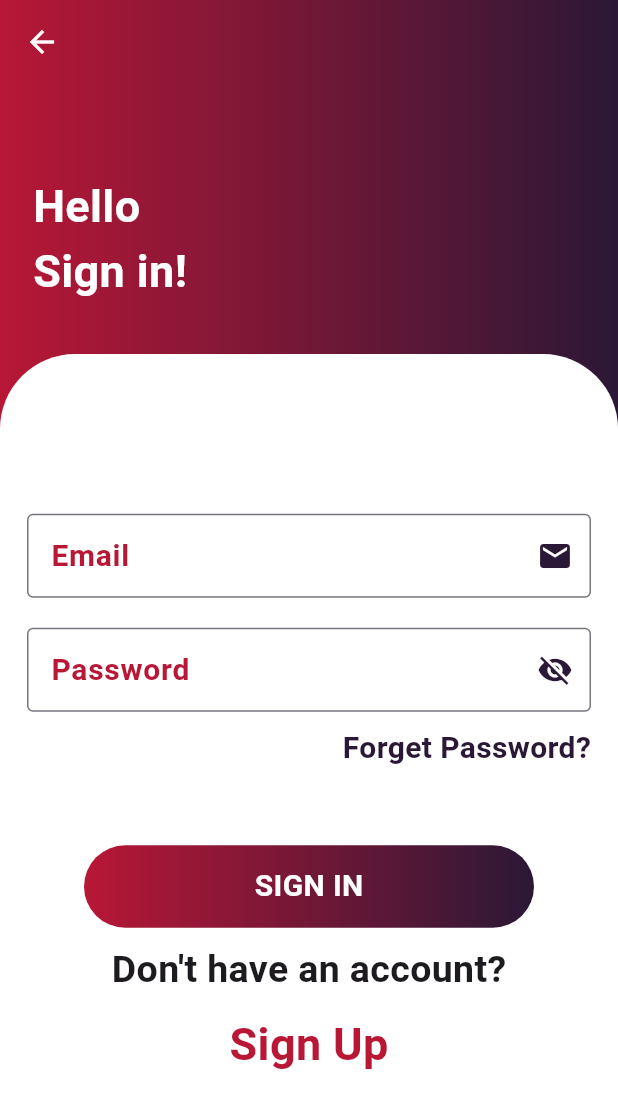
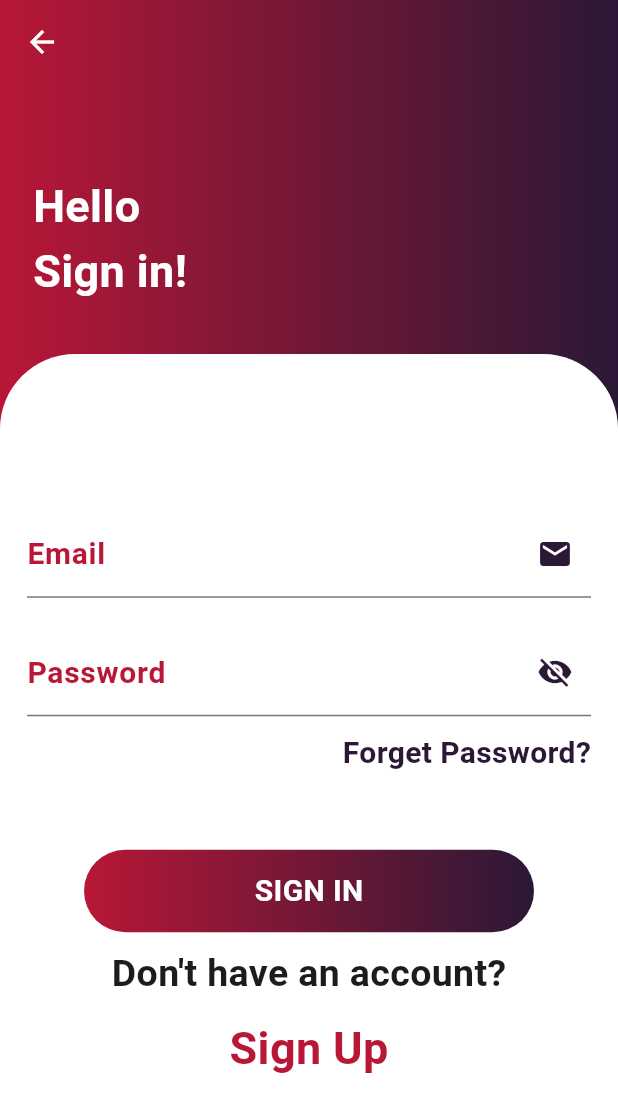
Before and after one commit to mai882002/store_supabase2, a Flutter app: the screen it shows after launch, after a tap on "SIGN IN", on a phone screen of 412 x 824 dp. Shown: the top 1112 px of the screen. Run offline on Flutter 3.47's test engine with Material 3 defaults, Android fonts, the light colour scheme and no system bars; our stand-ins replace image_picker, supabase_flutter; accounts and stored records are empty; network calls fail.

Commit message:
3 commit

```diff
--- a/lib/screens/signInPage.dart
+++ b/lib/screens/signInPage.dart
@@ -125,7 +125,6 @@ class _SignInState extends State<SignIn> {
                             fontWeight: FontWeight.bold,
                             color: Color(0xffB81736),
                           ),
-                          border: OutlineInputBorder(),
                         ),
                         validator: (value) {
                           if (value == null || value.isEmpty) {
@@ -146,7 +145,6 @@ class _SignInState extends State<SignIn> {
                             fontWeight: FontWeight.bold,
                             color: Color(0xffB81736),
                           ),
-                          border: OutlineInputBorder(),
                         ),
                         obscureText: true,
                         validator: (value) {
--- a/pubspec.yaml
+++ b/pubspec.yaml
@@ -63,8 +63,8 @@ flutter:
   uses-material-design: true
 
   # To add assets to your application, add an assets section, like this:
-  # assets:
-  #   - images/a_dot_burr.jpeg
+  assets:
+    - assets/
   #   - images/a_dot_ham.jpeg
 
   # An image asset can refer to one or more resolution-specific "variants", see
```
Also changed, not shown: assets/default_profile.png (added).
